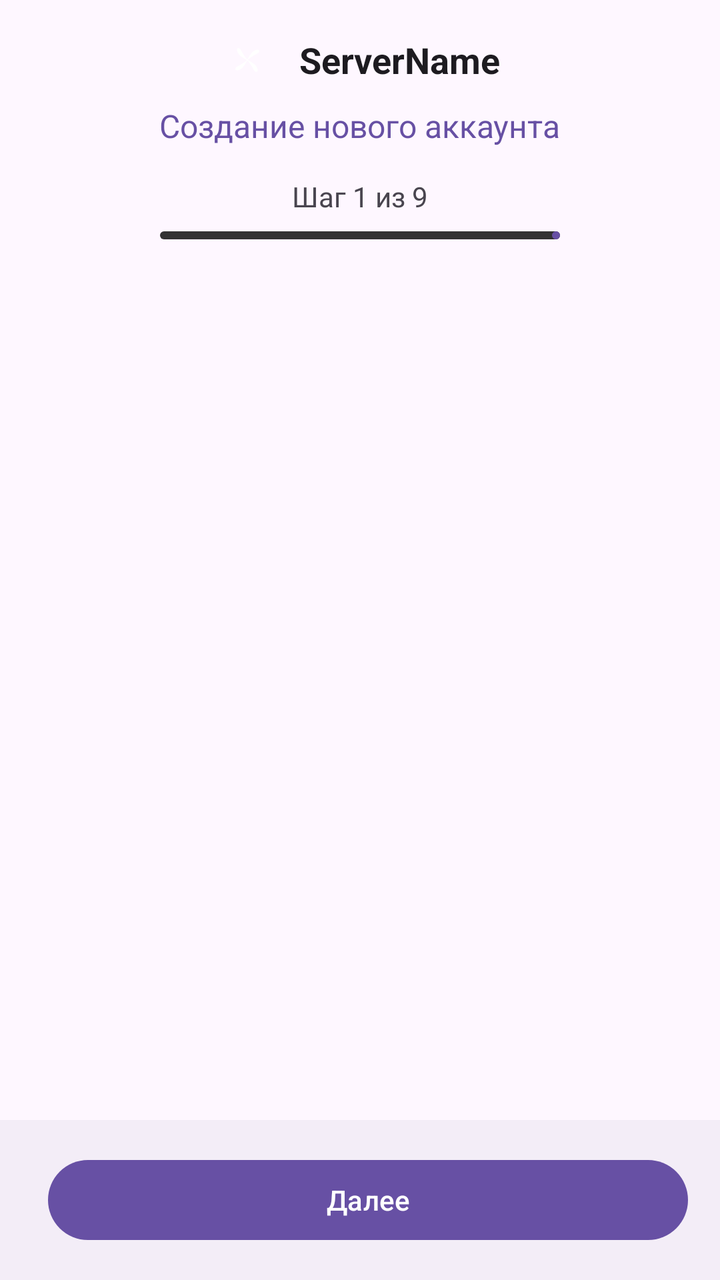
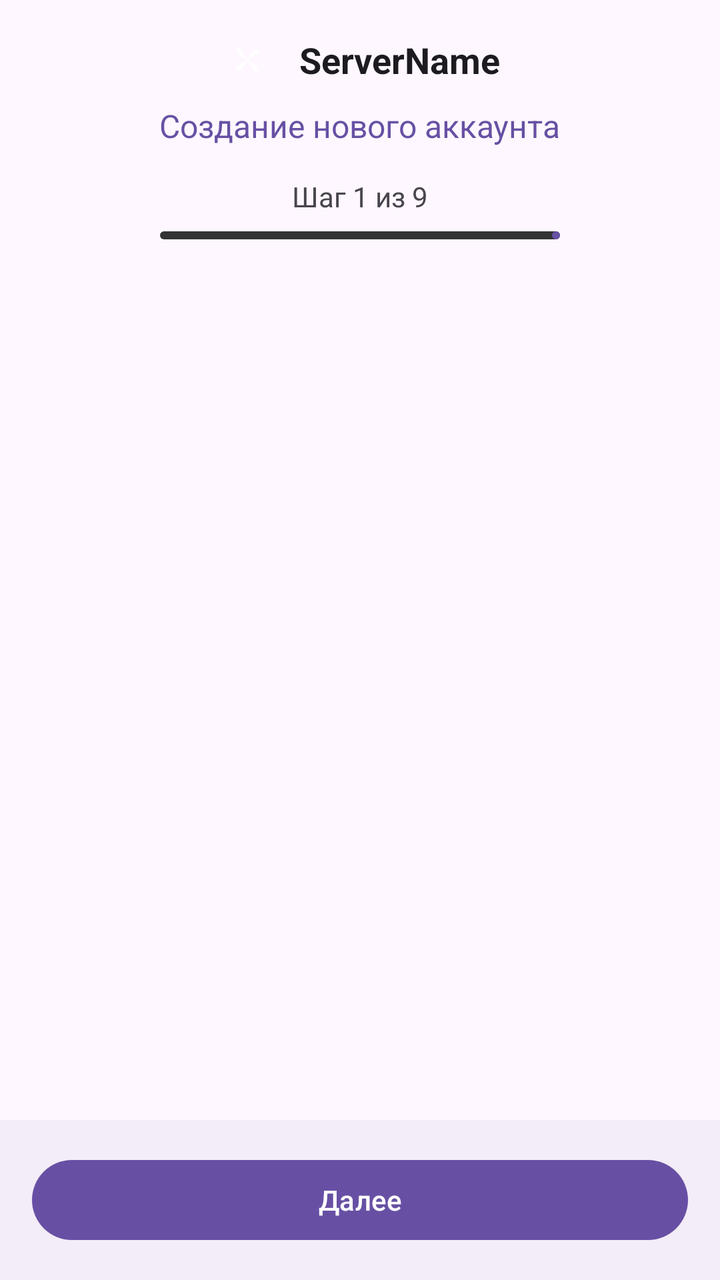

Before-and-after screenshots of an Android layout around one commit, followed by the original layout XML and the change that was made.
<!-- AndroidManifest.xml: activity theme Theme.BarkfluffClientAndroid -->
<!-- res/layout/activity_register.xml -->
<?xml version="1.0" encoding="utf-8"?>
<androidx.coordinatorlayout.widget.CoordinatorLayout xmlns:android="http://schemas.android.com/apk/res/android"
    xmlns:app="http://schemas.android.com/apk/res-auto"
    android:layout_width="match_parent"
    android:layout_height="match_parent"
    android:background="?android:attr/colorBackground"
    android:fitsSystemWindows="true">

    <LinearLayout
        android:layout_width="match_parent"
        android:layout_height="match_parent"
        android:orientation="vertical">

        
        <LinearLayout
            android:id="@+id/headerPanel"
            android:layout_width="match_parent"
            android:layout_height="wrap_content"
            android:orientation="vertical"
            android:paddingStart="16dp"
            android:paddingTop="16dp"
            android:paddingEnd="16dp"
            android:paddingBottom="8dp">

            
            <LinearLayout
                android:layout_width="wrap_content"
                android:layout_height="wrap_content"
                android:layout_gravity="center_horizontal"
                android:gravity="center_vertical"
                android:orientation="horizontal">

                <ImageView
                    android:layout_width="28dp"
                    android:layout_height="28dp"
                    android:src="@drawable/ic_launcher_foreground"
                    android:contentDescription="@string/app_name" />

                <TextView
                    android:id="@+id/serverNameText"
                    android:layout_width="wrap_content"
                    android:layout_height="wrap_content"
                    android:layout_marginStart="12dp"
                    android:text="ServerName"
                    android:textColor="?attr/colorOnSurface"
                    android:textSize="18sp"
                    android:textStyle="bold" />
            </LinearLayout>

            
            <TextView
                android:id="@+id/titleText"
                android:layout_width="wrap_content"
                android:layout_height="wrap_content"
                android:layout_gravity="center_horizontal"
                android:layout_marginTop="8dp"
                android:text="Создание нового аккаунта"
                android:textColor="?attr/colorPrimary"
                android:textSize="16sp" />

            
            <TextView
                android:id="@+id/stepIndicatorText"
                android:layout_width="wrap_content"
                android:layout_height="wrap_content"
                android:layout_gravity="center_horizontal"
                android:layout_marginTop="15dp"
                android:text="Шаг 1 из 9"
                android:textColor="?attr/colorOnSurfaceVariant"
                android:textSize="14sp" />

            
            <com.google.android.material.progressindicator.LinearProgressIndicator
                android:id="@+id/stepProgressBar"
                android:layout_width="200dp"
                android:layout_height="wrap_content"
                android:layout_gravity="center_horizontal"
                android:layout_marginTop="8dp"
                android:indeterminate="false"
                app:indicatorColor="?attr/colorPrimary"
                app:trackColor="#333333"
                app:trackThickness="4dp" />
        </LinearLayout>

        
        <FrameLayout
            android:id="@+id/contentFrame"
            android:layout_width="match_parent"
            android:layout_height="0dp"
            android:layout_weight="1" />

        
        <LinearLayout
            android:id="@+id/buttonPanel"
            android:layout_width="match_parent"
            android:layout_height="wrap_content"
            android:orientation="horizontal"
            android:padding="16dp"
            android:background="?attr/colorSurfaceContainer">

            <com.google.android.material.button.MaterialButton
                android:id="@+id/backButton"
                style="@style/Widget.Material3.Button.OutlinedButton"
                android:layout_width="0dp"
                android:layout_height="wrap_content"
                android:layout_marginEnd="8dp"
                android:layout_weight="1"
                android:text="Назад"
                android:visibility="gone" />

            <com.google.android.material.button.MaterialButton
                android:id="@+id/nextButton"
                android:layout_width="0dp"
                android:layout_height="wrap_content"
                android:layout_marginStart="8dp"
                android:layout_weight="1"
                android:text="Далее" />
        </LinearLayout>
    </LinearLayout>
</androidx.coordinatorlayout.widget.CoordinatorLayout>
<!-- resources referenced by this layout -->
<resources>
  <!-- drawable ic_launcher_foreground (drawable) -->
  <?xml version="1.0" encoding="utf-8"?>
  <vector xmlns:android="http://schemas.android.com/apk/res/android"
      android:width="108dp"
      android:height="108dp"
      android:viewportWidth="108"
      android:viewportHeight="108">
      
      
      <path
          android:fillColor="#FFFFFF"
          android:pathData="M54,54m-2,0a2,2 0,1 1,4 0a2,2 0,1 1,-4 0" />
      
      
      <path
          android:fillColor="#FFFFFF"
          android:pathData="M54,54c0,0 8,-20 20,-20c2,0 3,1 3,3c0,3 -5,5 -10,8c-8,5 -13,9 -13,9z" />
      
      
      <path
          android:fillColor="#FFFFFF"
          android:pathData="M54,54c0,0 20,8 20,20c0,2 -1,3 -3,3c-3,0 -5,-5 -8,-10c-5,-8 -9,-13 -9,-13z" />
      
      
      <path
          android:fillColor="#FFFFFF"
          android:pathData="M54,54c0,0 -8,20 -20,20c-2,0 -3,-1 -3,-3c0,-3 5,-5 10,-8c8,-5 13,-9 13,-9z" />
      
      
      <path
          android:fillColor="#FFFFFF"
          android:pathData="M54,54c0,0 -20,-8 -20,-20c0,-2 1,-3 3,-3c3,0 5,5 8,10c5,8 9,13 9,13z" />
          
  </vector>
  <string name="app_name">Barkfluff</string>
  <style name="Theme.BarkfluffClientAndroid" parent="Base.Theme.BarkfluffClientAndroid" />
  <style name="Base.Theme.BarkfluffClientAndroid" parent="Theme.Material3.DayNight.NoActionBar">
          
          <item name="android:windowLayoutInDisplayCutoutMode" tools:targetApi="p">shortEdges</item>
          <item name="android:statusBarColor">@android:color/transparent</item>
          <item name="android:navigationBarColor">@android:color/transparent</item>
          <item name="android:windowBackground">?android:attr/colorBackground</item>
  
          
          <item name="shapeAppearanceSmallComponent">@style/ShapeAppearance.Material3.SmallComponent</item>
          <item name="shapeAppearanceMediumComponent">@style/ShapeAppearance.Material3.MediumComponent</item>
          <item name="shapeAppearanceLargeComponent">@style/ShapeAppearance.Material3.LargeComponent</item>
  
          
          <item name="textAppearanceDisplayLarge">@style/TextAppearance.Material3.DisplayLarge</item>
          <item name="textAppearanceHeadlineLarge">@style/TextAppearance.Material3.HeadlineLarge</item>
          <item name="textAppearanceTitleLarge">@style/TextAppearance.Material3.TitleLarge</item>
      </style>
</resources>

<!-- the commit's change to res/layout/activity_register.xml (unified diff, before → after) -->
@@ -99,21 +99,9 @@
             android:background="?attr/colorSurfaceContainer">
 
             <com.google.android.material.button.MaterialButton
-                android:id="@+id/backButton"
-                style="@style/Widget.Material3.Button.OutlinedButton"
-                android:layout_width="0dp"
+                android:id="@+id/nextButton"
+                android:layout_width="match_parent"
                 android:layout_height="wrap_content"
-                android:layout_marginEnd="8dp"
-                android:layout_weight="1"
-                android:text="Назад"
-                android:visibility="gone" />
-
-            <com.google.android.material.button.MaterialButton
-                android:id="@+id/nextButton"
-                android:layout_width="0dp"
-                android:layout_height="wrap_content"
-                android:layout_marginStart="8dp"
-                android:layout_weight="1"
                 android:text="Далее" />
         </LinearLayout>
     </LinearLayout>
